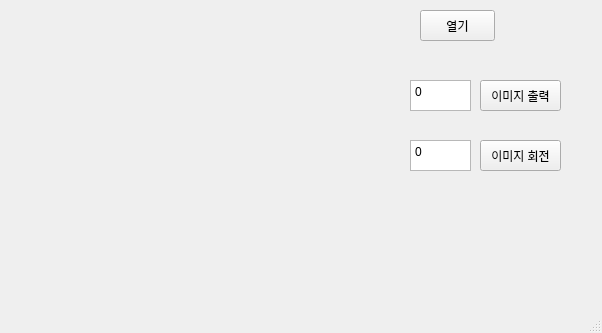
Qt form 1. PYQT/main_window.ui (HyeopG/PyQt5) before a commit.
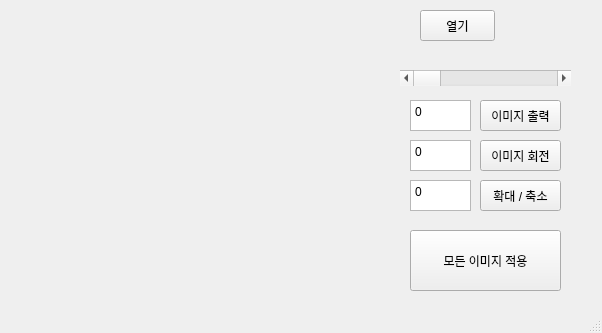
The same form after that commit.

Commit message: 오류 수정

```diff
--- a/1. PYQT/main_window.ui
+++ b/1. PYQT/main_window.ui
@@ -69,7 +69,7 @@
     <property name="geometry">
      <rect>
       <x>480</x>
-      <y>80</y>
+      <y>100</y>
       <width>81</width>
       <height>31</height>
      </rect>
@@ -82,7 +82,7 @@
     <property name="geometry">
      <rect>
       <x>410</x>
-      <y>80</y>
+      <y>100</y>
       <width>61</width>
       <height>31</height>
      </rect>
@@ -135,6 +135,82 @@
      <string>이미지 회전</string>
     </property>
    </widget>
+   <widget class="QScrollBar" name="horizontalScrollBar">
+    <property name="geometry">
+     <rect>
+      <x>400</x>
+      <y>70</y>
+      <width>171</width>
+      <height>16</height>
+     </rect>
+    </property>
+    <property name="cursor">
+     <cursorShape>PointingHandCursor</cursorShape>
+    </property>
+    <property name="maximum">
+     <number>99</number>
+    </property>
+    <property name="singleStep">
+     <number>1</number>
+    </property>
+    <property name="pageStep">
+     <number>10</number>
+    </property>
+    <property name="sliderPosition">
+     <number>0</number>
+    </property>
+    <property name="tracking">
+     <bool>true</bool>
+    </property>
+    <property name="orientation">
+     <enum>Qt::Horizontal</enum>
+    </property>
+    <property name="invertedAppearance">
+     <bool>false</bool>
+    </property>
+    <property name="invertedControls">
+     <bool>true</bool>
+    </property>
+   </widget>
+   <widget class="QPlainTextEdit" name="plainTextEdit_3">
+    <property name="geometry">
+     <rect>
+      <x>410</x>
+      <y>180</y>
+      <width>61</width>
+      <height>31</height>
+     </rect>
+    </property>
+    <property name="plainText">
+     <string>0</string>
+    </property>
+   </widget>
+   <widget class="QPushButton" name="Zoom">
+    <property name="geometry">
+     <rect>
+      <x>480</x>
+      <y>180</y>
+      <width>81</width>
+      <height>31</height>
+     </rect>
+    </property>
+    <property name="text">
+     <string>확대 / 축소</string>
+    </property>
+   </widget>
+   <widget class="QPushButton" name="allSave">
+    <property name="geometry">
+     <rect>
+      <x>410</x>
+      <y>230</y>
+      <width>151</width>
+      <height>61</height>
+     </rect>
+    </property>
+    <property name="text">
+     <string>모든 이미지 적용</string>
+    </property>
+   </widget>
   </widget>
   <widget class="QMenuBar" name="menubar">
    <property name="geometry">
```
Left out of the diff: 2 changed lines with no effect on the pictures. The commit also changes 1 other file.
